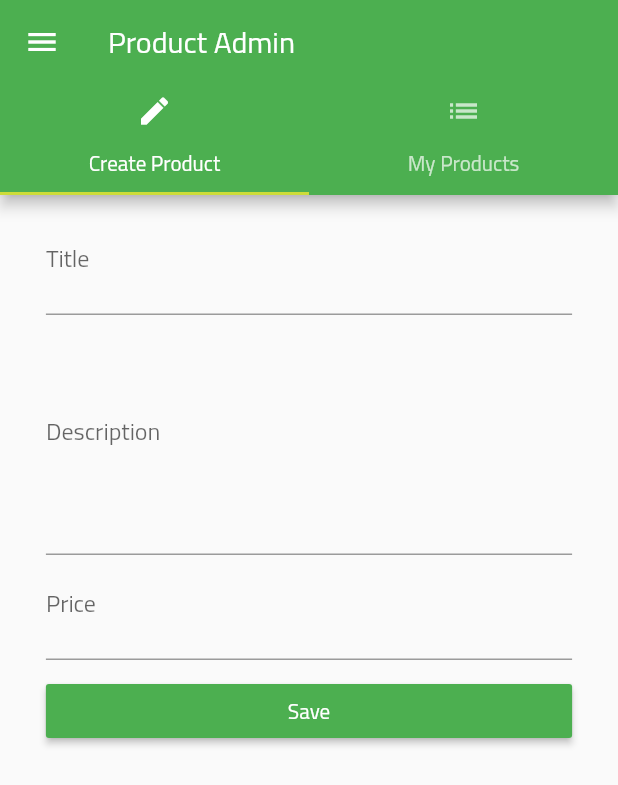
After one commit to developer-hosny/orders-app, a Flutter app: the ProductsAdminPage screen opened by its route, on a phone screen of 412 x 824 dp. The commit adds this screen. Shown: the top 785 px of the screen. Run offline on Flutter 3.47's test engine with Material 2 defaults, Android fonts, the phone set to English and light mode, and no system bars.

Commit message:
Added user products and edit form

```diff
--- a/lib/main.dart
+++ b/lib/main.dart
@@ -7,7 +7,7 @@ import './pages/product.dart';
 // import './products.dart';
 
 void main() {
-  // final bool debugMode = false;
+  // final bool debugMode = true;
   // debugPaintSizeEnabled = debugMode;
   // debugPaintBaselinesEnabled = debugMode;
   // debugPaintPointersEnabled = debugMode;
@@ -24,16 +24,17 @@ class MyApp extends StatefulWidget {
 
 class _MyAppState extends State<MyApp> {
   List<Map<String, dynamic>> _products = [];
+  final bool statrtWithLoginPage = false;
 
   @override
   void initState() {
     // test only
     for (var i = 1; i < 8; i++) {
       final Map<String, dynamic> product = {
-        'title': 'Restaurant Name',
+        'title': 'Restaurant Name' + i.toString(),
         'description':
             'Lorem Ipsum is simply dummy text of the printing and typesetting industry. Lorem Ipsum has been the industry\'s standard dummy text ever since the 1500s, when an unknown printer took a galley of type and scrambled it to make a type specimen book. It has survived not only five centuries, but also the leap into electronic typesetting, remaining essentially unchanged. It was popularised in the 1960s with the release of Letraset sheets containing Lorem Ipsum passages, and more recently with desktop publishing software like Aldus PageMaker including versions of Lorem Ipsum. ..... Lorem Ipsum is simply dummy text of the printing and typesetting industry. Lorem Ipsum has been the industry\'s standard dummy text ever since the 1500s, when an unknown printer took a galley of type and scrambled it to make a type specimen book. It has survived not only five centuries, but also the leap into electronic typesetting, remaining essentially unchanged. It was popularised in the 1960s with the release of Letraset sheets containing Lorem Ipsum passages, and more recently with desktop publishing software like Aldus PageMaker including versions of Lorem Ipsum.',
-        'imageUrl': 'assets/food-'+i.toString()+'.jpg',
+        'imageUrl': 'assets/food-' + i.toString() + '.jpg',
         'price': (i * 5).toDouble()
       };
       _addProduct(product);
@@ -45,6 +46,12 @@ class _MyAppState extends State<MyApp> {
   void _addProduct(Map<String, dynamic> product) {
     setState(() {
       _products.add(product);
+    });
+  }
+
+  void _updateProduct(int index, Map<String, dynamic> product) {
+    setState(() {
+      _products[index] = product;
     });
   }
 
@@ -69,10 +76,11 @@ class _MyAppState extends State<MyApp> {
 
       // home: AuthPage(),
       routes: {
-        '/': (BuildContext context) => AuthPage(),
+        '/': (BuildContext context) =>
+            statrtWithLoginPage == true ? AuthPage() : ProductsPage(_products),
         '/products': (BuildContext context) => ProductsPage(_products),
-        '/admin': (BuildContext context) =>
-            ProductsAdminPage(_addProduct, _deleteProduct),
+        '/admin': (BuildContext context) => ProductsAdminPage(
+            _addProduct, _updateProduct, _deleteProduct, _products),
       },
       onGenerateRoute: (RouteSettings settings) {
         final List<String> pathElement = settings.name.split('/');
--- a/lib/pages/auth.dart
+++ b/lib/pages/auth.dart
@@ -79,7 +79,7 @@ class _AuthPageState extends State<AuthPage> {
     }
     _formKey.currentState.save();
 
-    // Navigator.pushReplacementNamed(context, '/products');
+    Navigator.pushReplacementNamed(context, '/products');
   }
 
   @override
--- /dev/null
+++ b/lib/pages/product_edit.dart
@@ -0,0 +1,157 @@
+import 'package:flutter/material.dart';
+import '../widgets/helper/ensure-visible.dart';
+
+class ProductEditPage extends StatefulWidget {
+  final Function addProduct;
+  final Function updateProduct;
+  final int productIndex;
+
+  final Map<String, dynamic> product;
+
+  ProductEditPage(
+      {this.addProduct, this.product, this.updateProduct, this.productIndex});
+
+  @override
+  State<StatefulWidget> createState() {
+    return _ProductEditPageState();
+  }
+}
+
+class _ProductEditPageState extends State<ProductEditPage> {
+  final Map<String, dynamic> _formData = {
+    'title': null,
+    'description': null,
+    'price': null,
+    'imageUrl': 'assets/food.jpg'
+  };
+
+  final GlobalKey<FormState> _formKey = GlobalKey<FormState>();
+  final _titleFocusNode = FocusNode();
+  final _descriptionFocusNode = FocusNode();
+  final _priceFocusNode = FocusNode();
+
+  Widget _buildTitleTextField() {
+    return EnsureVisibleWhenFocused(
+        focusNode: _titleFocusNode,
+        child: TextFormField(
+            focusNode: _titleFocusNode,
+            initialValue: widget.product == null ? '' : widget.product['title'],
+            decoration: InputDecoration(labelText: 'Title'),
+            validator: (String value) {
+              if (value.isEmpty || value.length < 3) {
+                return 'Title is required';
+              }
+            },
+            onSaved: (String value) {
+              _formData['title'] = value;
+            }));
+  }
+
+  Widget _buildDescriptionTextField() {
+    return EnsureVisibleWhenFocused(
+        focusNode: _descriptionFocusNode,
+        child: TextFormField(
+            focusNode: _descriptionFocusNode,
+            initialValue:
+                widget.product == null ? '' : widget.product['description'],
+            maxLines: 4,
+            decoration: InputDecoration(labelText: 'Description'),
+            validator: (String value) {
+              if (value.isEmpty || value.length < 3) {
+                return 'Description is required';
+              }
+            },
+            onSaved: (String value) {
+              _formData['description'] = value;
+            }));
+  }
+
+  Widget _buildPriceTextField() {
+    return EnsureVisibleWhenFocused(
+        focusNode: _priceFocusNode,
+        child: TextFormField(
+            focusNode: _priceFocusNode,
+            initialValue: widget.product == null
+                ? ''
+                : widget.product['price'].toString(),
+            textAlign: TextAlign.center,
+            keyboardType: TextInputType.numberWithOptions(decimal: true),
+            decoration: InputDecoration(
+              labelText: 'Price',
+              prefixText: 'AED',
+            ),
+            validator: (String value) {
+              if (value.isEmpty ||
+                  !RegExp(r'^(?:[1-9]\d*|0)?(?:\.\d+)?$').hasMatch(value)) {
+                return 'Price is required and should be a number';
+              }
+            },
+            onSaved: (String value) {
+              _formData['price'] = double.parse(value);
+            }));
+  }
+
+  void _submitForm() {
+    if (!_formKey.currentState.validate()) {
+      return;
+    }
+
+    _formKey.currentState.save();
+
+    if (widget.product == null) {
+      widget.addProduct(_formData);
+    } else {
+      widget.updateProduct(widget.productIndex, _formData);
+    }
+
+    Navigator.pushReplacementNamed(context, '/products');
+  }
+
+  Widget _buildPageContent(BuildContext context,targetPadding){
+    return GestureDetector(
+        behavior: HitTestBehavior.opaque,
+        onTap: () {
+          FocusScope.of(context).requestFocus(FocusNode());
+        },
+        child: Container(
+          padding: EdgeInsets.symmetric(horizontal: targetPadding),
+          margin: EdgeInsets.all(10.0),
+          child: Form(
+            key: _formKey,
+            child: ListView(
+              children: <Widget>[
+                _buildTitleTextField(),
+                _buildDescriptionTextField(),
+                _buildPriceTextField(),
+                SizedBox(
+                  height: 10.0,
+                ),
+                RaisedButton(
+                  child: Text('Save'),
+                  textColor: Colors.white,
+                  color: Theme.of(context).primaryColor,
+                  onPressed: _submitForm,
+                )
+              ],
+            ),
+          ),
+        ));
+  }
+
+  @override
+  Widget build(BuildContext context) {
+    final double deviceWidth = MediaQuery.of(context).size.width;
+    final double targetWith = deviceWidth > 550.0 ? 500.0 : deviceWidth * 0.95;
+    final double targetPadding = deviceWidth - targetWith;
+    final Widget pageContent = _buildPageContent(context, targetPadding);
+
+    return widget.product == null
+        ? pageContent
+        : Scaffold(
+            appBar: AppBar(
+              title: Text('Edit Product'),
+            ),
+            body: pageContent,
+          );
+  }
+}
--- a/lib/pages/products_admin.dart
+++ b/lib/pages/products_admin.dart
@@ -1,11 +1,16 @@
 import 'package:flutter/material.dart';
-import 'product_create.dart';
+// import 'product_create.dart';
+import 'product_edit.dart';
 import 'product_list.dart';
 
 class ProductsAdminPage extends StatelessWidget {
   final Function addProduct;
   final Function deleteProduct;
-  ProductsAdminPage(this.addProduct, this.deleteProduct);
+  final Function updateProduct;
+
+  final List<Map<String, dynamic>> products;
+
+  ProductsAdminPage(this.addProduct,this.updateProduct ,this.deleteProduct, this.products);
 
   Widget _buildSideDrawer(BuildContext context){
     return  Drawer(
@@ -46,8 +51,9 @@ class ProductsAdminPage extends StatelessWidget {
         ),
         body: TabBarView(
           children: <Widget>[
-            ProductCreatePage(addProduct, deleteProduct),
-            ProductListPage(),
+            // ProductCreatePage(addProduct, deleteProduct),
+            ProductEditPage(addProduct: addProduct),
+            ProductListPage(products, updateProduct, deleteProduct),
           ],
         ),
       ),
--- /dev/null
+++ b/lib/widgets/helper/ensure-visible.dart
@@ -0,0 +1,86 @@
+import 'dart:async';
+
+import 'package:flutter/rendering.dart';
+import 'package:flutter/widgets.dart';
+import 'package:meta/meta.dart';
+
+class EnsureVisibleWhenFocused extends StatefulWidget {
+  const EnsureVisibleWhenFocused({
+    Key key,
+    @required this.child,
+    @required this.focusNode,
+    this.curve: Curves.ease,
+    this.duration: const Duration(milliseconds: 100),
+  }) : super(key: key);
+
+  /// The node we will monitor to determine if the child is focused
+  final FocusNode focusNode;
+
+  /// The child widget that we are wrapping
+  final Widget child;
+
+  /// The curve we will use to scroll ourselves into view.
+  ///
+  /// Defaults to Curves.ease.
+  final Curve curve;
+
+  /// The duration we will use to scroll ourselves into view
+  ///
+  /// Defaults to 100 milliseconds.
+  final Duration duration;
+
+  EnsureVisibleWhenFocusedState createState() => new EnsureVisibleWhenFocusedState();
+}
+
+class EnsureVisibleWhenFocusedState extends State<EnsureVisibleWhenFocused> {
+  @override
+  void initState() {
+    super.initState();
+    widget.focusNode.addListener(_ensureVisible);
+  }
+
+  @override
+  void dispose() {
+    super.dispose();
+    widget.focusNode.removeListener(_ensureVisible);
+  }
+
+  Future<Null> _ensureVisible() async {
+    // Wait for the keyboard to come into view
+    // TODO: position doesn't seem to notify listeners when metrics change,
+    // perhaps a NotificationListener around the scrollable could avoid
+    // the need insert a delay here.
+    await Future.delayed(const Duration(milliseconds: 300));
+
+    if (!widget.focusNode.hasFocus)
+      return;
+
+    final RenderObject object = context.findRenderObject();
+    final RenderAbstractViewport viewport = RenderAbstractViewport.of(object);
+    assert(viewport != null);
+
+    ScrollableState scrollableState = Scrollable.of(context);
+    assert(scrollableState != null);
+
+    ScrollPosition position = scrollableState.position;
+    double alignment;
+    if (position.pixels > viewport.getOffsetToReveal(object, 0.0).offset) {
+      // Move down to the top of the viewport
+      alignment = 0.0;
+    } else if (position.pixels < viewport.getOffsetToReveal(object, 1.0).offset) {
+      // Move up to the bottom of the viewport
+      alignment = 1.0;
+    } else {
+      // No scrolling is necessary to reveal the child
+      return;
+    }
+    position.ensureVisible(
+      object,
+      alignment: alignment,
+      duration: widget.duration,
+      curve: widget.curve,
+    );
+  }
+
+  Widget build(BuildContext context) => widget.child;
+}
--- a/lib/widgets/products/address_tag.dart
+++ b/lib/widgets/products/address_tag.dart
@@ -9,9 +9,6 @@ class AddressTag extends StatelessWidget {
     return Container(
       alignment: Alignment.centerLeft,
       padding: EdgeInsets.symmetric(horizontal: 25.0, vertical: 1.0),
-      // decoration: BoxDecoration(
-      //     border: Border.all(color: Colors.grey),
-      //     borderRadius: BorderRadius.circular(4.0)),
       child: Text(
         address,
         style: TextStyle(fontSize: 12.0),
--- a/lib/widgets/products/product_card.dart
+++ b/lib/widgets/products/product_card.dart
@@ -60,8 +60,6 @@ class ProductCard extends StatelessWidget {
               children: <Widget>[
                 Image.asset(
                   product['imageUrl'],
-                  // colorBlendMode: BlendMode.softLight,
-                  // color: Colors.lightGreen,
                 ),
                 Container(
                   margin: EdgeInsets.only(top: 10.0),
```
Also changed, not shown: lib/pages/product_create.dart (deleted, +0 -118 lines), lib/pages/product_list.dart (+54 -2 lines), lib/pages/products.dart (+2 -31 lines).
